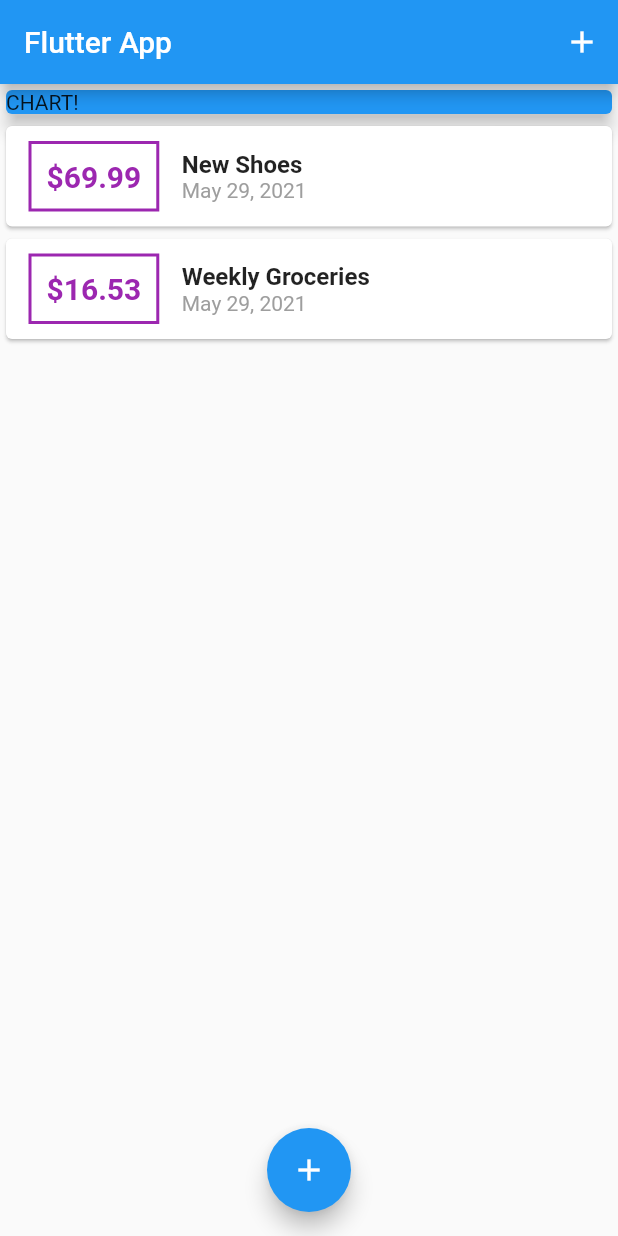
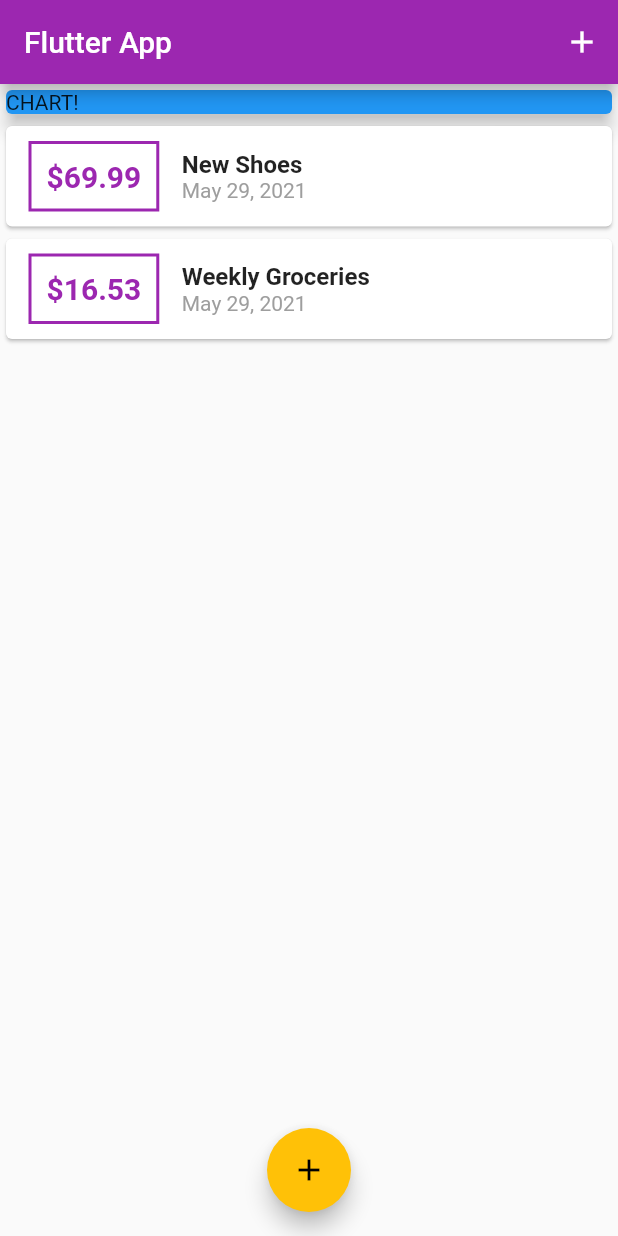
Before and after one commit to mujeeb11503051/My-Expense-App, a Flutter app: the screen it shows after launch, on a phone screen of 412 x 824 dp. Run offline on Flutter 3.47's test engine with Material 2 defaults, Android fonts, the phone set to English and light mode, and no system bars.

Commit message:
added theme data

```diff
--- a/lib/main.dart
+++ b/lib/main.dart
@@ -10,6 +10,7 @@ class MyApp extends StatelessWidget {
   @override
   Widget build(BuildContext context) {
     return MaterialApp(
+      theme: ThemeData(primarySwatch: Colors.purple, accentColor: Colors.amber),
       title: 'Flutter App',
       home: MyHomePage(),
     );
```
